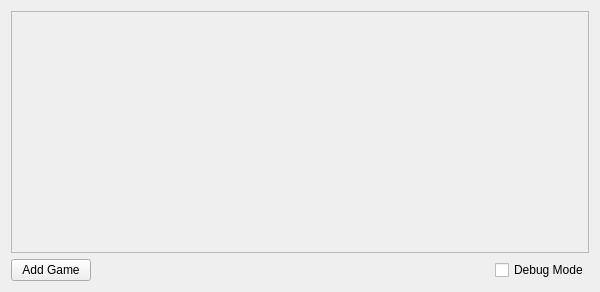
First picture: the form in ApplicationSwitcher/SettingWidgetManager.ui, repository fdasta0079/ArcadeSwitcher, before the edit.
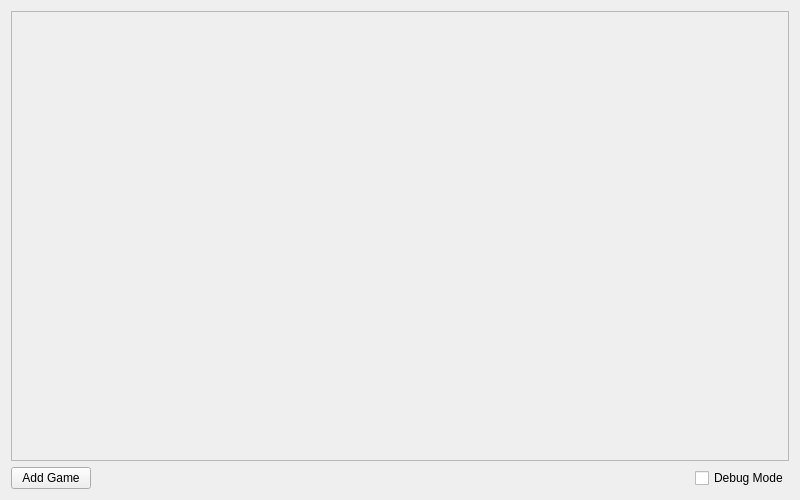
Second picture: the form after the edit.

```diff
--- a/ApplicationSwitcher/SettingWidgetManager.ui
+++ b/ApplicationSwitcher/SettingWidgetManager.ui
@@ -6,14 +6,14 @@
    <rect>
     <x>0</x>
     <y>0</y>
-    <width>600</width>
-    <height>292</height>
+    <width>800</width>
+    <height>500</height>
    </rect>
   </property>
   <property name="minimumSize">
    <size>
-    <width>600</width>
-    <height>0</height>
+    <width>800</width>
+    <height>500</height>
    </size>
   </property>
   <property name="windowTitle">
@@ -30,8 +30,8 @@
        <rect>
         <x>0</x>
         <y>0</y>
-        <width>576</width>
-        <height>231</height>
+        <width>776</width>
+        <height>439</height>
        </rect>
       </property>
       <layout class="QVBoxLayout" name="settingWidgetLayout"/>
```
